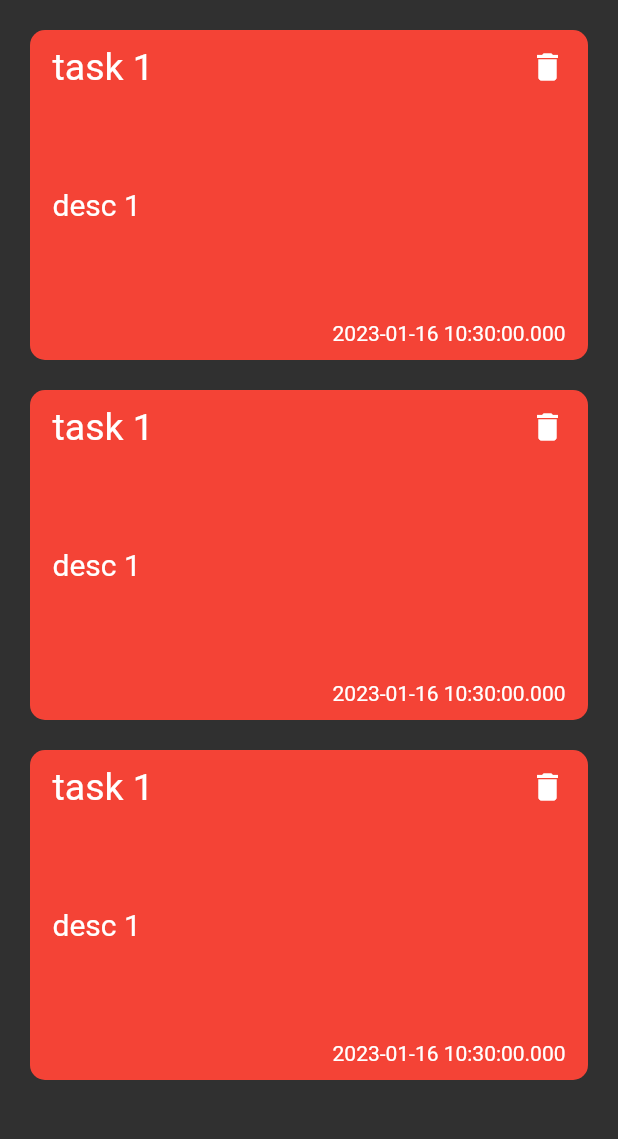
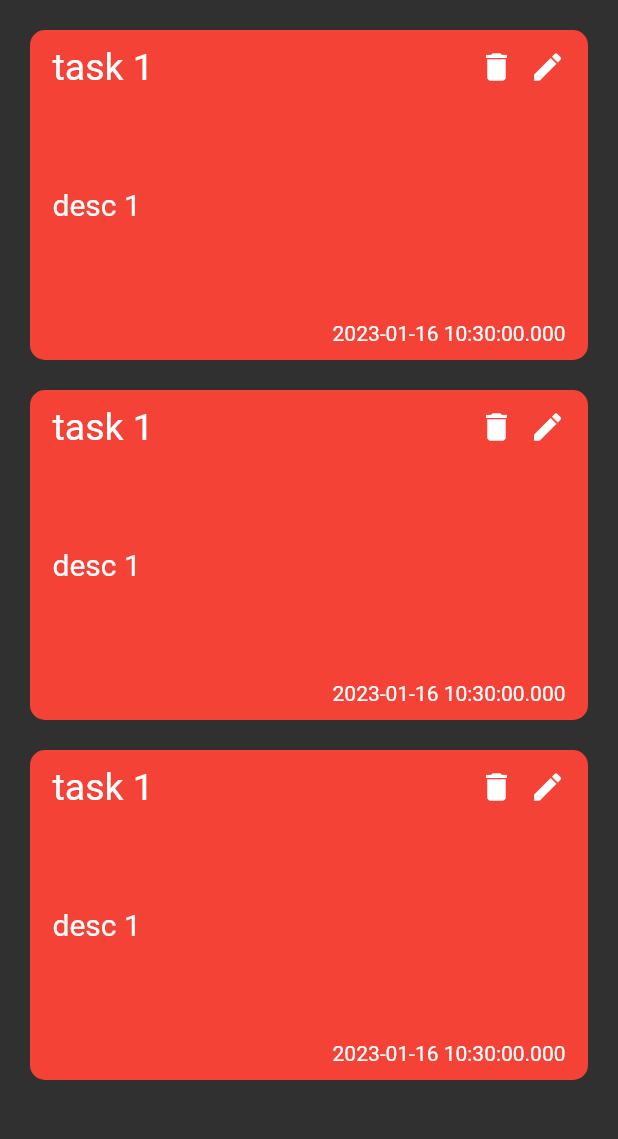
Before and after one commit to peterr72/notes_app, a Flutter app: the screen it shows after launch, on a phone screen of 412 x 824 dp, the part 84-1223 px from its top. Run offline on Flutter 3.47's test engine with Material 2 defaults, Android fonts, the phone set to English and light mode, and no system bars.

Commit message:
edit note container to navigate to edit view

```diff
--- a/lib/custom_widgets/note_container.dart
+++ b/lib/custom_widgets/note_container.dart
@@ -1,4 +1,5 @@
 import 'package:flutter/material.dart';
+import 'package:notes/views/edit_note/edit_note_view.dart';
 
 class NoteContainer extends StatelessWidget {
   const NoteContainer({required this.containerColor, required this.title, required this.desc, required this.time, Key? key}) : super(key: key);
@@ -28,9 +29,22 @@ class NoteContainer extends StatelessWidget {
                   title,
                   style: const TextStyle(fontSize: 25),
                 ),
-                GestureDetector(
-                  onTap: () {},
-                  child: const Icon(Icons.delete),
+                Row(
+                  children: [
+                    GestureDetector(
+                      onTap: () {},
+                      child: const Icon(Icons.delete),
+                    ),
+                    const SizedBox(
+                      width: 10,
+                    ),
+                    GestureDetector(
+                      onTap: () {
+                        Navigator.pushNamed(context, EditNoteView.id);
+                      },
+                      child: const Icon(Icons.edit),
+                    ),
+                  ],
                 ),
               ],
             ),
```
